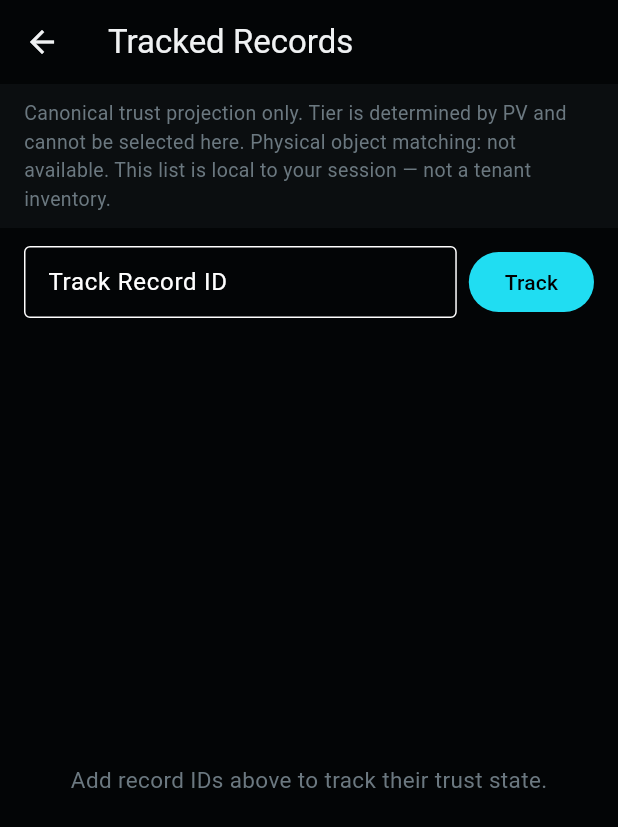
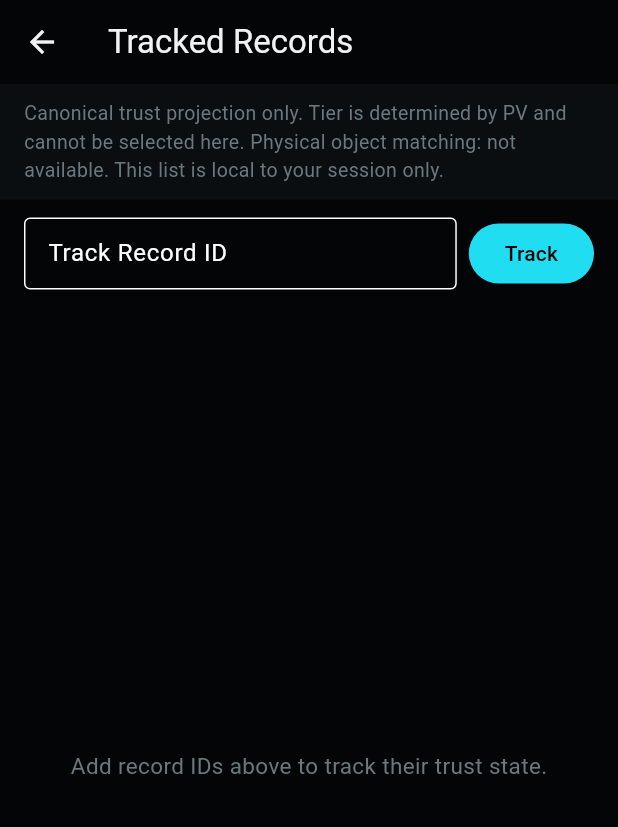
Before and after one commit to VERITAN-TO/provenance-verified, a Flutter app: the ProfessionalInventoryScreen screen opened by its route, on a phone screen of 412 x 824 dp. Shown: the top 827 px of the screen. Run offline on Flutter 3.47's test engine with Material 3 defaults, Android fonts, the phone set to English and light mode, and no system bars; our stand-ins replace file_picker, flutter_riverpod, flutter_secure_storage, go_router, image_picker, shared_preferences; missing offline and left inert: mobile_scanner; accounts and stored records are empty.

Commit message:
PV-M2-LEAD-C-R65 fixup: correct C57-6 false positive, calibrate EXPECTED_M2_UNIT_COUNT
CI run 35317849482 (commit d4f7bc968) failed the Linux unit-test job on
C57-6 alone: it checked the *whole* professional_batch_screen.dart /
professional_inventory_screen.dart source (including comments) for the
word "tenant", but the pre-existing header comment legitimately says
"...or bypass tenant/auth" (a system property, not customer-facing copy).
That is a bug in the new test, not in the product change — fixed by
checking non-comment text only (_stripLineComments), matching C57-5's
existing approach.

Same run's evidence also caught a second instance: my own new visible
copy in professional_inventory_screen.dart said "not a tenant inventory"
(intended as a disclaiming statement), which the same over-broad
substring check would still flag once corrected. Reworded to "This list
is local to your session only." — same meaning, no forbidden word, no
test loophole for a future regression that actually does claim tenant
inventory status.

Verified locally against both screens' post-fix content before pushing:
every C57 assertion in the new group, plus the still-preserved C44-5/
C53-*/C54-*/C55-* assertions it must not break.

Calibrates EXPECTED_M2_UNIT_COUNT: 346 -> 353 from that same run's raw
executed evidence ("+352 -1: Some tests failed" = 352 passed + 1 failed
= 353 total, matching 346 existing + 7 new C57 tests exactly) — the
smallest evidence-only calibration, not a projection, per the R65 order.

Ref: https://github.com/VERITAN-TO/provenance-verified/actions/runs/35317849482/job/105513350440

Co-Authored-By: Claude Sonnet 5 <noreply@anthropic.com>
Claude-Session: https://claude.ai/code/session_017h2obXLdpRqS24bBWEokMF

```diff
--- a/lib/professional/screens/professional_inventory_screen.dart
+++ b/lib/professional/screens/professional_inventory_screen.dart
@@ -64,13 +64,12 @@ class _ProfessionalInventoryScreenState
             child: Text(
               'Canonical trust projection only. Tier is determined by PV and '
               'cannot be selected here. Physical object matching: not available. '
-              'This list is local to your session — not a tenant inventory.',
+              'This list is local to your session only.',
               style: PvTypography.bodySmall.copyWith(color: PvColors.muted),
               semanticsLabel:
                   'Tracked records: canonical trust projection only. Tier is '
                   'determined by PV. Physical object matching: not available — '
-                  'not supported in any mode. This list is local to your session, '
-                  'not a tenant inventory.',
+                  'not supported in any mode. This list is local to your session only.',
             ),
           ),
           // Track ID entry row
```
Also changed, not shown: 2 other files.
